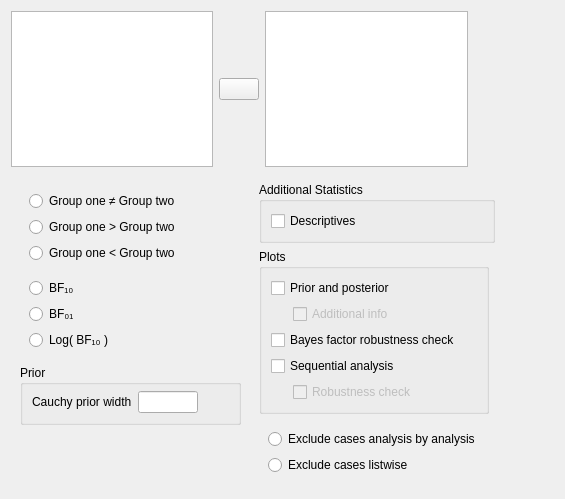
First picture: the form in JASP-Desktop/analysisforms/ttestbayesianpairedsamplesform.ui, repository jasp-stats/jasp-desktop, before the edit.
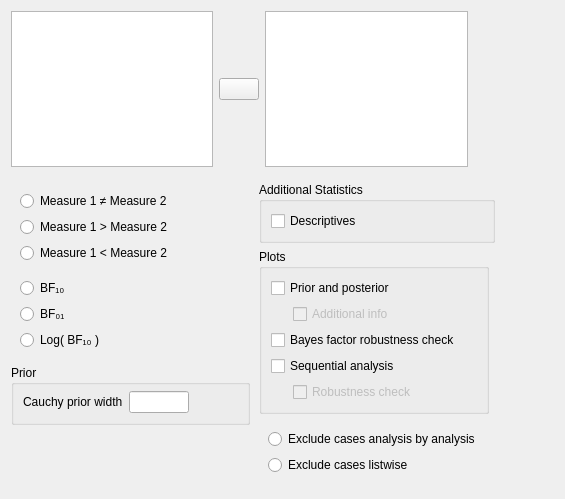
Second picture: the form after the edit. Custom widgets are drawn as their Qt base class.

Commit message:
Paired T-Tests: Changed 'Group' to 'Measure'
and tweaked some other UIs
Closes #716

```diff
--- a/JASP-Desktop/analysisforms/ttestbayesianpairedsamplesform.ui
+++ b/JASP-Desktop/analysisforms/ttestbayesianpairedsamplesform.ui
@@ -102,6 +102,12 @@
          </size>
         </property>
         <layout class="QGridLayout" name="gridLayout_5">
+         <property name="leftMargin">
+          <number>0</number>
+         </property>
+         <property name="rightMargin">
+          <number>0</number>
+         </property>
          <item row="2" column="0">
           <widget class="GroupBox" name="groupBox">
            <property name="title">
@@ -159,27 +165,30 @@
             <bool>false</bool>
            </property>
            <layout class="QGridLayout" name="gridLayout_9">
+            <property name="rightMargin">
+             <number>0</number>
+            </property>
             <property name="bottomMargin">
              <number>0</number>
             </property>
             <item row="2" column="0">
              <widget class="QRadioButton" name="_3oneTailedLessThan">
               <property name="text">
-               <string>Group one &lt; Group two</string>
+               <string>Measure 1 &lt; Measure 2</string>
               </property>
              </widget>
             </item>
             <item row="1" column="0">
              <widget class="QRadioButton" name="_2oneTailedGreaterThan">
               <property name="text">
-               <string>Group one &gt; Group two</string>
+               <string>Measure 1 &gt; Measure 2</string>
               </property>
              </widget>
             </item>
             <item row="0" column="0">
              <widget class="QRadioButton" name="_1twoTailed">
               <property name="text">
-               <string>Group one ≠ Group two</string>
+               <string>Measure 1 ≠ Measure 2</string>
               </property>
              </widget>
             </item>
```
The commit also changes 3 other files.
